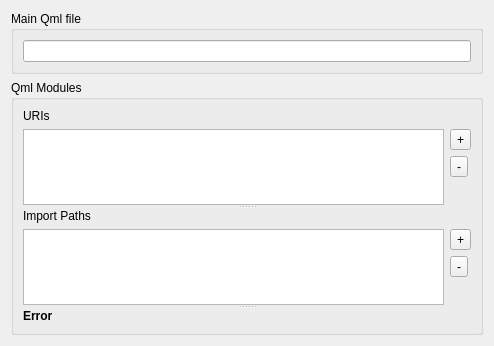
qt-creator/qt-creator, file src/plugins/qt4projectmanager/wizards/qmlstandaloneappwizardsourcespage.ui: the form before one commit.
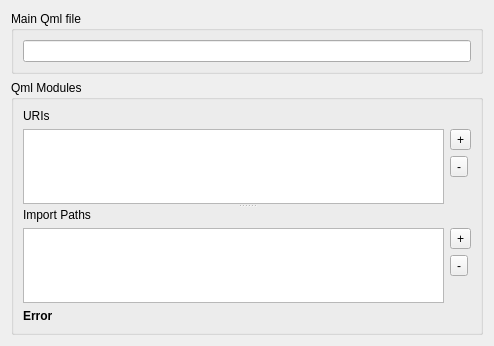
The form after the commit. Custom widgets are drawn as their Qt base class.

Commit message: Fixed layout, took error label outside of splitter.

Diff of the .ui file:
```diff
--- a/src/plugins/qt4projectmanager/wizards/qmlstandaloneappwizardsourcespage.ui
+++ b/src/plugins/qt4projectmanager/wizards/qmlstandaloneappwizardsourcespage.ui
@@ -31,7 +31,7 @@
      <property name="title">
       <string>Qml Modules</string>
      </property>
-     <layout class="QHBoxLayout" name="horizontalLayout">
+     <layout class="QVBoxLayout" name="verticalLayout">
       <item>
        <widget class="QSplitter" name="splitter">
         <property name="orientation">
@@ -128,6 +128,9 @@
           </item>
          </layout>
         </widget>
+       </widget>
+      </item>
+      <item>
         <widget class="QLabel" name="errorLabel">
          <property name="font">
           <font>
@@ -138,7 +141,6 @@
          <property name="text">
           <string>Error</string>
          </property>
-        </widget>
        </widget>
       </item>
      </layout>
```
Lines whose indentation alone changed are shown as unchanged.
